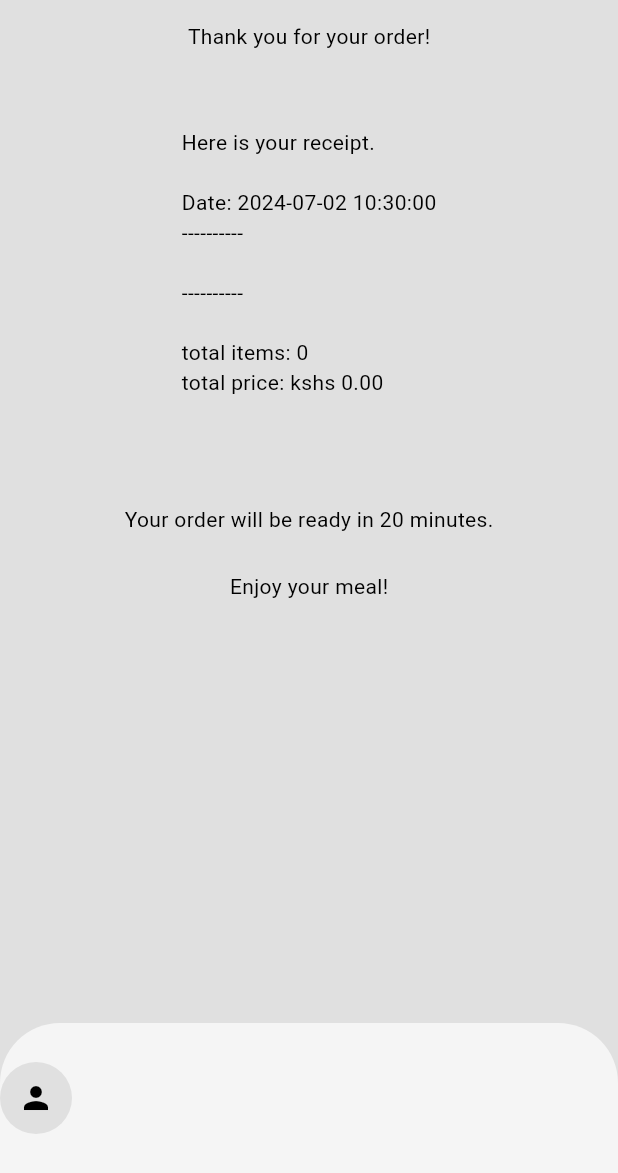
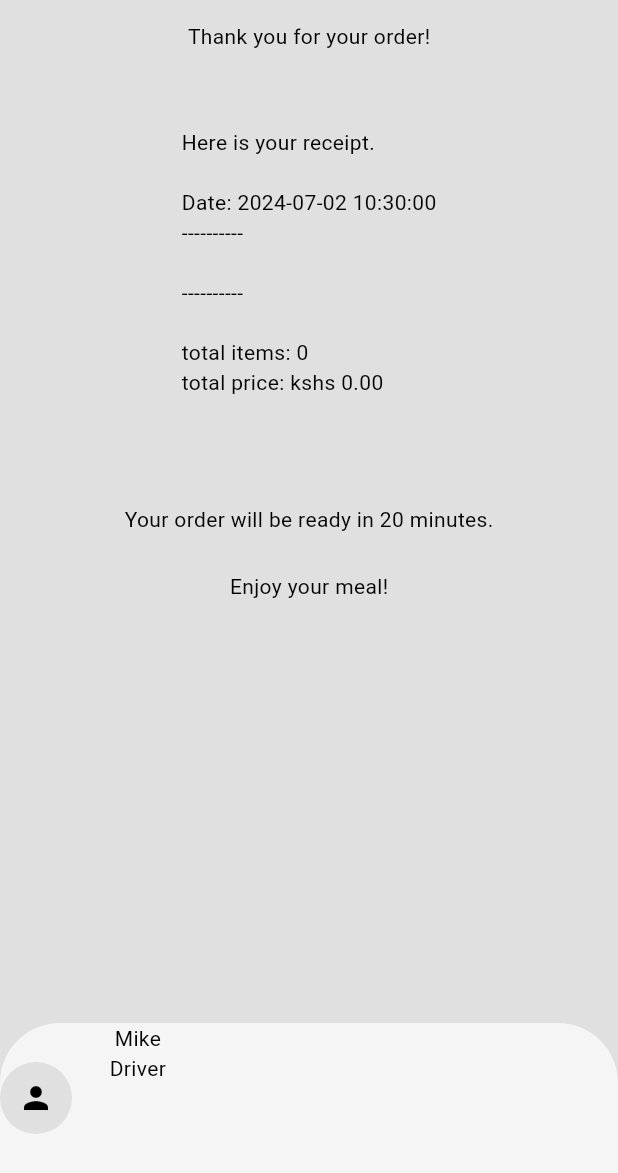
Before and after one commit to Odhi-ambo/food_delivery_app, a Flutter app: the DeliveryProgressPage screen opened directly, on a phone screen of 412 x 824 dp, the part 63-1236 px from its top. Run offline on Flutter 3.47's test engine with Material 3 defaults, Android fonts, the phone set to English and light mode, and no system bars; our stand-ins replace flutter_credit_card.

Commit message:
Initial commit

```diff
--- a/lib/pages/delivery_progress_page.dart
+++ b/lib/pages/delivery_progress_page.dart
@@ -41,6 +41,12 @@ class DeliveryProgressPage extends StatelessWidget {
               icon: Icon(Icons.person),
               onPressed: () {},
             ),
+          ),
+          const SizedBox(
+            width: 25,
+          ),
+          Column(
+            children: [Text('Mike'), Text('Driver')],
           )
         ],
       ),
```
